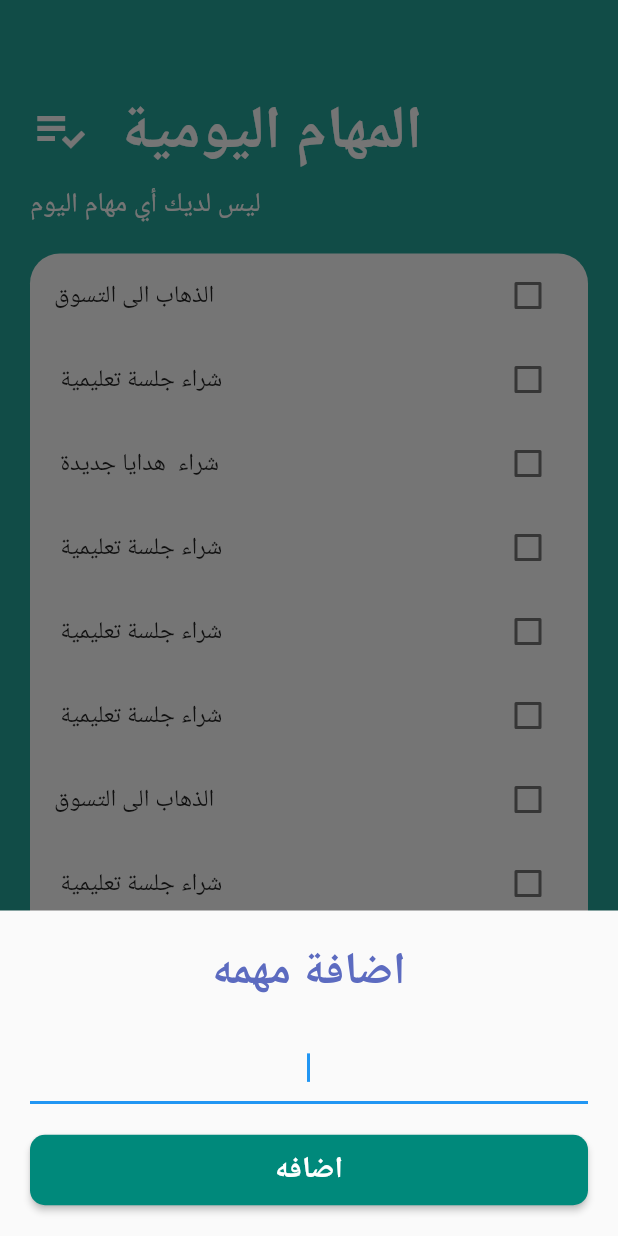
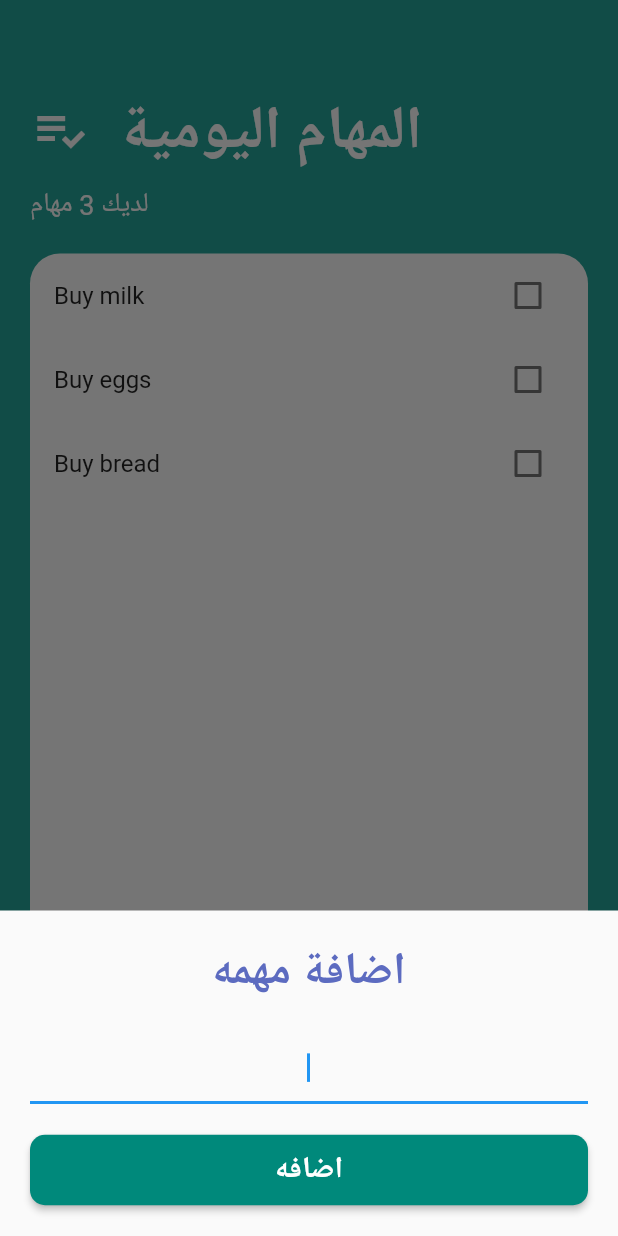
Before and after one commit to ashrafsayed2018/flutter-today-todo-app, a Flutter app: the screen it shows after launch, after a tap on the "add" icon, on a phone screen of 412 x 824 dp. Run offline on Flutter 3.47's test engine with Material 2 defaults, Android fonts, the phone set to English and light mode, and no system bars.

```diff
--- a/lib/main.dart
+++ b/lib/main.dart
@@ -1,4 +1,6 @@
 import 'package:flutter/material.dart';
+import 'package:provider/provider.dart';
+import 'package:today_todo/models/tasks_data.dart';
 import 'package:today_todo/screens/tasks_screen.dart';
 
 void main() {
@@ -9,13 +11,16 @@ class MyApp extends StatelessWidget {
   const MyApp({Key? key}) : super(key: key);
   @override
   Widget build(BuildContext context) {
-    return MaterialApp(
-      debugShowCheckedModeBanner: false,
-      title: 'tody todo app ',
-      theme: ThemeData(
-        primarySwatch: Colors.blue,
+    return ChangeNotifierProvider(
+      create: (_) => TasksData(),
+      child: MaterialApp(
+        debugShowCheckedModeBanner: false,
+        title: 'tody todo app ',
+        theme: ThemeData(
+          primarySwatch: Colors.blue,
+        ),
+        home: const TasksScreen(),
       ),
-      home: const TasksScreen(),
     );
   }
 }
--- /dev/null
+++ b/lib/models/tasks_data.dart
@@ -0,0 +1,26 @@
+import 'package:flutter/cupertino.dart';
+
+import 'task.dart';
+
+class TasksData extends ChangeNotifier {
+  List<Task> tasks = [
+    Task(name: 'Buy milk'),
+    Task(name: 'Buy eggs'),
+    Task(name: 'Buy bread'),
+  ];
+
+  void addTask(String newTaskTitle) {
+    tasks.insert(0, Task(name: newTaskTitle));
+    notifyListeners();
+  }
+
+  void updateTask(Task task) {
+    task.toggleDone();
+    notifyListeners();
+  }
+
+  void deleteTask(Task task) {
+    tasks.remove(task);
+    notifyListeners();
+  }
+}
--- a/lib/screens/add_task_screen.dart
+++ b/lib/screens/add_task_screen.dart
@@ -1,10 +1,15 @@
 import 'package:flutter/material.dart';
 
+import 'package:provider/provider.dart';
+import 'package:today_todo/models/tasks_data.dart';
+
 class AddTaskScreen extends StatelessWidget {
+  // final Function addTaskCallback;
   const AddTaskScreen({Key? key}) : super(key: key);
 
   @override
   Widget build(BuildContext context) {
+    final textController = TextEditingController();
     return Container(
       padding: const EdgeInsets.all(20),
       child: Column(
@@ -22,7 +27,8 @@ class AddTaskScreen extends StatelessWidget {
           const SizedBox(
             height: 20,
           ),
-          const TextField(
+          TextField(
+            controller: textController,
             autofocus: true,
             textAlign: TextAlign.center,
           ),
@@ -45,7 +51,14 @@ class AddTaskScreen extends StatelessWidget {
                 fontWeight: FontWeight.bold,
               ),
             ),
-            onPressed: () {},
+            onPressed: () {
+              final task = textController.text;
+              if (task.isNotEmpty) {
+                Provider.of<TasksData>(context, listen: false).addTask(task);
+                textController.clear();
+                Navigator.pop(context);
+              }
+            },
           ),
         ],
       ),
--- a/lib/screens/tasks_screen.dart
+++ b/lib/screens/tasks_screen.dart
@@ -1,6 +1,7 @@
 import 'package:flutter/material.dart';
+import 'package:provider/provider.dart';
+import 'package:today_todo/models/tasks_data.dart';
 import 'package:today_todo/screens/add_task_screen.dart';
-
 import '../widget/tasks_list.dart';
 
 class TasksScreen extends StatelessWidget {
@@ -39,11 +40,15 @@ class TasksScreen extends StatelessWidget {
             const SizedBox(
               height: 10,
             ),
-            const Text(
-              "ليس لديك أي مهام اليوم",
-              style: TextStyle(
-                color: Colors.white,
-                fontSize: 18,
+            Consumer<TasksData>(
+              builder: (context, tasksData, child) => Text(
+                tasksData.tasks.isNotEmpty
+                    ? "لديك ${tasksData.tasks.length} مهام"
+                    : "ليس لديك أي مهام اليوم",
+                style: const TextStyle(
+                  color: Colors.white,
+                  fontSize: 18,
+                ),
               ),
             ),
             const SizedBox(
@@ -72,7 +77,10 @@ class TasksScreen extends StatelessWidget {
                   padding: EdgeInsets.only(
                     bottom: MediaQuery.of(context).viewInsets.bottom,
                   ),
-                  child: const AddTaskScreen()),
+                  child: Consumer<TasksData>(
+                    builder: (context, tasksData, child) =>
+                        const AddTaskScreen(),
+                  )),
             ),
           );
         },
--- a/lib/widget/task_tile.dart
+++ b/lib/widget/task_tile.dart
@@ -4,12 +4,14 @@ class TaskTile extends StatelessWidget {
   final bool isChecked;
   final String taskTitle;
   final Function(bool?) checkboxCallback;
+  final void Function() listTileDeleteCallback;
 
   // ignore: use_key_in_widget_constructors
   const TaskTile({
     required this.isChecked,
     required this.taskTitle,
     required this.checkboxCallback,
+    required this.listTileDeleteCallback,
   });
 
   @override
@@ -26,6 +28,7 @@ class TaskTile extends StatelessWidget {
         value: isChecked,
         onChanged: checkboxCallback,
       ),
+      onLongPress: listTileDeleteCallback,
     );
   }
 }
--- a/lib/widget/tasks_list.dart
+++ b/lib/widget/tasks_list.dart
@@ -1,41 +1,26 @@
 import 'package:flutter/material.dart';
-import 'package:today_todo/models/task.dart';
+import 'package:provider/provider.dart';
+import 'package:today_todo/models/tasks_data.dart';
 import 'package:today_todo/widget/task_tile.dart';
 
-class TasksList extends StatefulWidget {
+class TasksList extends StatelessWidget {
   const TasksList({Key? key}) : super(key: key);
 
   @override
-  State<TasksList> createState() => _TasksListState();
-}
-
-class _TasksListState extends State<TasksList> {
-  List<Task> tasks = [
-    Task(name: 'الذهاب الى التسوق'),
-    Task(name: ' شراء جلسة تعليمية'),
-    Task(name: ' شراء  هدايا جديدة'),
-    Task(name: ' شراء جلسة تعليمية'),
-    Task(name: ' شراء جلسة تعليمية'),
-    Task(name: ' شراء جلسة تعليمية'),
-    Task(name: 'الذهاب الى التسوق'),
-    Task(name: ' شراء جلسة تعليمية'),
-    Task(name: ' شراء  هدايا جديدة'),
-    Task(name: ' شراء جلسة تعليمية'),
-    Task(name: ' شراء جلسة تعليمية'),
-    Task(name: ' شراء جلسة تعليمية'),
-  ];
-  @override
   Widget build(BuildContext context) {
-    return ListView.builder(
-      itemCount: tasks.length,
-      itemBuilder: (context, index) => TaskTile(
-        taskTitle: tasks[index].name,
-        isChecked: tasks[index].isDone,
-        checkboxCallback: (bool? checkboxState) {
-          setState(() {
-            tasks[index].isDone = checkboxState!;
-          });
-        },
+    return Consumer<TasksData>(
+      builder: (context, tasksData, child) => ListView.builder(
+        itemCount: tasksData.tasks.length,
+        itemBuilder: (context, index) => TaskTile(
+          taskTitle: tasksData.tasks[index].name,
+          isChecked: tasksData.tasks[index].isDone,
+          checkboxCallback: (bool? checkboxState) {
+            tasksData.updateTask(tasksData.tasks[index]);
+          },
+          listTileDeleteCallback: () {
+            tasksData.deleteTask(tasksData.tasks[index]);
+          },
+        ),
       ),
     );
   }
```
Also changed, not shown: pubspec.yaml (+4 -12 lines), pubspec.lock.
